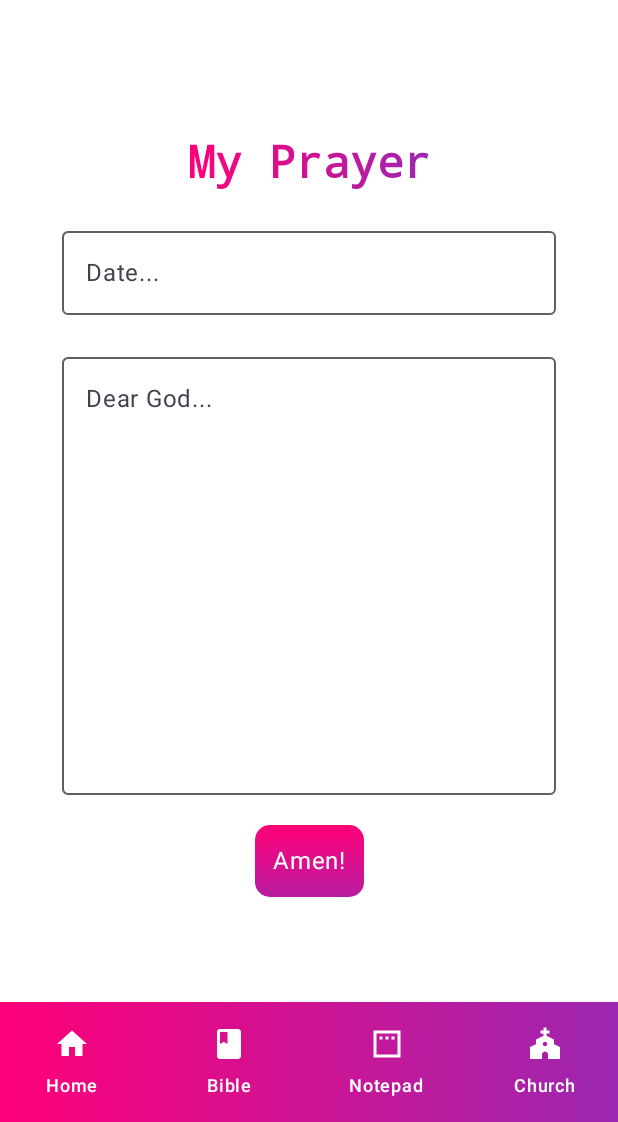
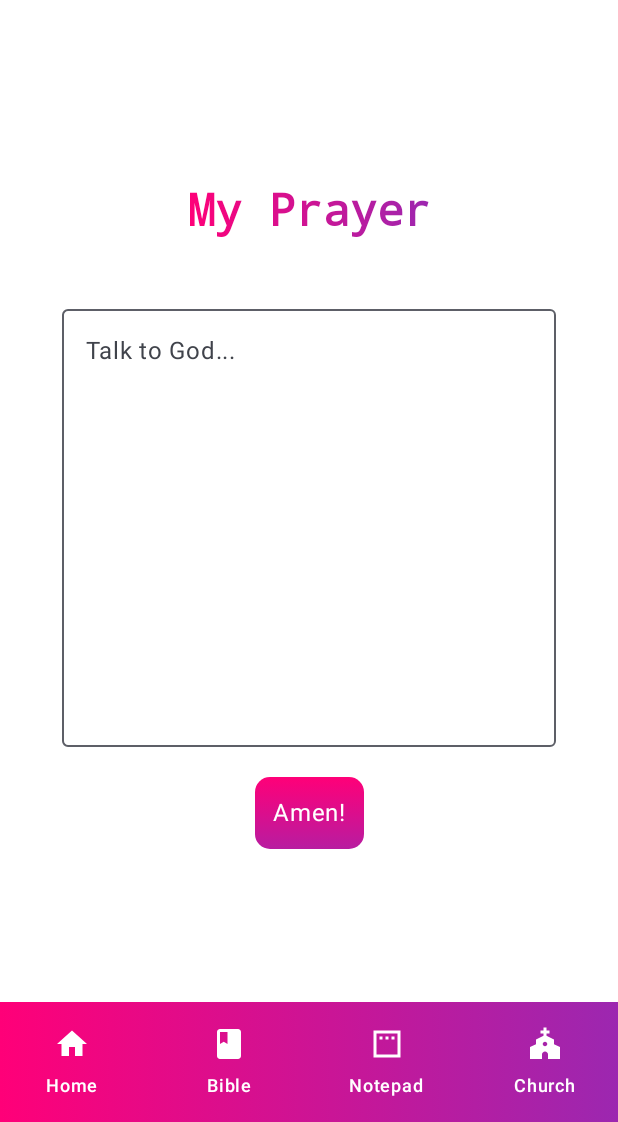
Before and after one commit to EstherNyumu/LEAN-ON, an Android app built with Jetpack Compose: the AddPrayerScreen screen opened through its navigation route, on a phone screen of 412 x 824 dp, the part 114-1236 px from its top. Run offline under Robolectric (Android 15) with nearby library versions, the phone set to English and light mode, and no system bars; our stand-ins replace Firebase (no records; nobody signed in at launch, a user with empty details on screens opened directly); pictures from the network do not load.

Commit message:
Date added

```diff
--- a/app/src/main/java/com/example/leanon/data/PrayersRepository.kt
+++ b/app/src/main/java/com/example/leanon/data/PrayersRepository.kt
@@ -22,9 +22,9 @@ class PrayersRepository(var navController: NavHostController, var context: Conte
         progress.setMessage("Please wait...")
     }
     /*----Saving Data Logic---*/
-    fun savePrayer(prayerDate: String,prayerText:String){
+    fun savePrayer(prayerDate: String,prayerTime:String,prayerText:String){
         var id = System.currentTimeMillis().toString()
-        var prayerData = Prayers(prayerDate,prayerText,id)
+        var prayerData = Prayers(prayerDate,prayerTime,prayerText,id)
         var prayerRef = FirebaseDatabase.getInstance().getReference().child("Prayers/$id")
         progress.show()
 
--- a/app/src/main/java/com/example/leanon/models/Prayers.kt
+++ b/app/src/main/java/com/example/leanon/models/Prayers.kt
@@ -2,11 +2,13 @@ package com.example.leanon.models
 
 class Prayers {
     var prayerDate:String = ""
+    var prayerTime:String = ""
     var prayerText:String = ""
     var prayerId :String = ""
 
-    constructor(prayerDate: String, prayerText: String,prayerId:String) {
+    constructor(prayerDate: String,prayerTime:String, prayerText: String,prayerId:String) {
         this.prayerDate = prayerDate
+        this.prayerTime = prayerTime
         this.prayerText = prayerText
         this.prayerId = prayerId
     }
--- a/app/src/main/java/com/example/leanon/ui/theme/pages/notepad/AddPrayerScreen.kt
+++ b/app/src/main/java/com/example/leanon/ui/theme/pages/notepad/AddPrayerScreen.kt
@@ -39,6 +39,8 @@ import androidx.navigation.compose.rememberNavController
 import com.example.leanon.data.PrayersRepository
 import com.example.leanon.navigation.ROUTE_PRAYER_NOTEPAD
 import com.example.leanon.ui.theme.LeanOnTheme
+import java.time.LocalDateTime
+import java.time.format.DateTimeFormatter
 
 @Composable
 fun AddPrayerScreen(navController: NavHostController) {
@@ -61,21 +63,22 @@ fun AddPrayerScreen(navController: NavHostController) {
         )
 
         Spacer(modifier = Modifier.height(20.dp))
-        var prayerDate by remember { mutableStateOf("") }
+        var prayerDate by remember { mutableStateOf(LocalDateTime.now().format(DateTimeFormatter.ofPattern("dd/MM/yyyy"))) }
+        var prayerTime by remember { mutableStateOf(LocalDateTime.now().format(DateTimeFormatter.ofPattern("HH:mm"))) }
         var prayerText by remember { mutableStateOf("") }
-        OutlinedTextField(
-            value = prayerDate,
-            onValueChange = {prayerDate=it},
-            label = { Text(text = "Date...")},
-            keyboardOptions = KeyboardOptions(keyboardType = KeyboardType.Text),
-            modifier = Modifier.fillMaxWidth(0.8f)
-
-        )
+//        OutlinedTextField(
+//            value = prayerDate,
+//            onValueChange = {prayerDate=it},
+//            label = { Text(text = "Date...")},
+//            keyboardOptions = KeyboardOptions(keyboardType = KeyboardType.Text),
+//            modifier = Modifier.fillMaxWidth(0.8f)
+//
+//        )
         Spacer(modifier = Modifier.height(20.dp))
         OutlinedTextField(
             value = prayerText,
             onValueChange = {prayerText=it},
-            label = { Text(text = "Dear God...")},
+            label = { Text(text = "Talk to God...")},
             keyboardOptions = KeyboardOptions(keyboardType = KeyboardType.Text) ,
             modifier = Modifier.height(300.dp)
                 .fillMaxWidth(0.8f)
@@ -90,7 +93,7 @@ fun AddPrayerScreen(navController: NavHostController) {
             modifier = Modifier
                 .clickable(onClick = {
                     val prayersRepository = PrayersRepository(navController,context)
-                    prayersRepository.savePrayer(prayerDate,prayerText)
+                    prayersRepository.savePrayer(prayerDate,prayerTime,prayerText)
                     navController.navigate(ROUTE_PRAYER_NOTEPAD)
                 })
                 .clip(RoundedCornerShape(10.dp))
```
Also changed, not shown: app/src/main/java/com/example/leanon/ui/theme/pages/home/HomeScreen.kt (+28 -36 lines), app/src/main/java/com/example/leanon/ui/theme/pages/notepad/PrayerNotepadScreen.kt (+13 -7 lines).
